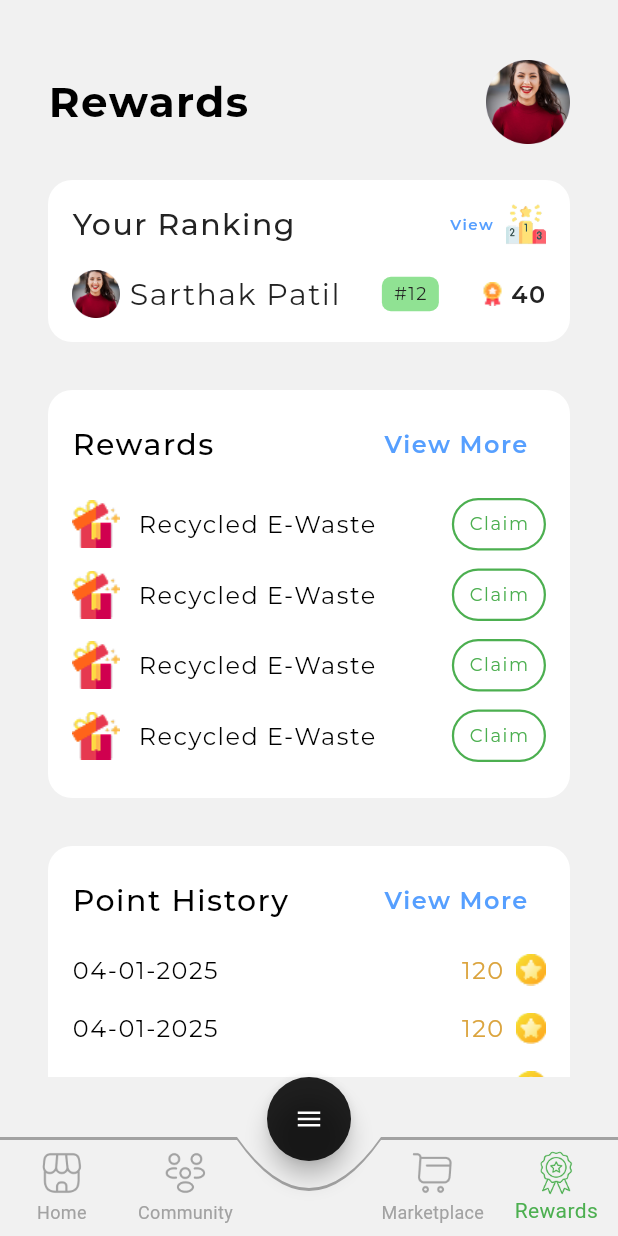
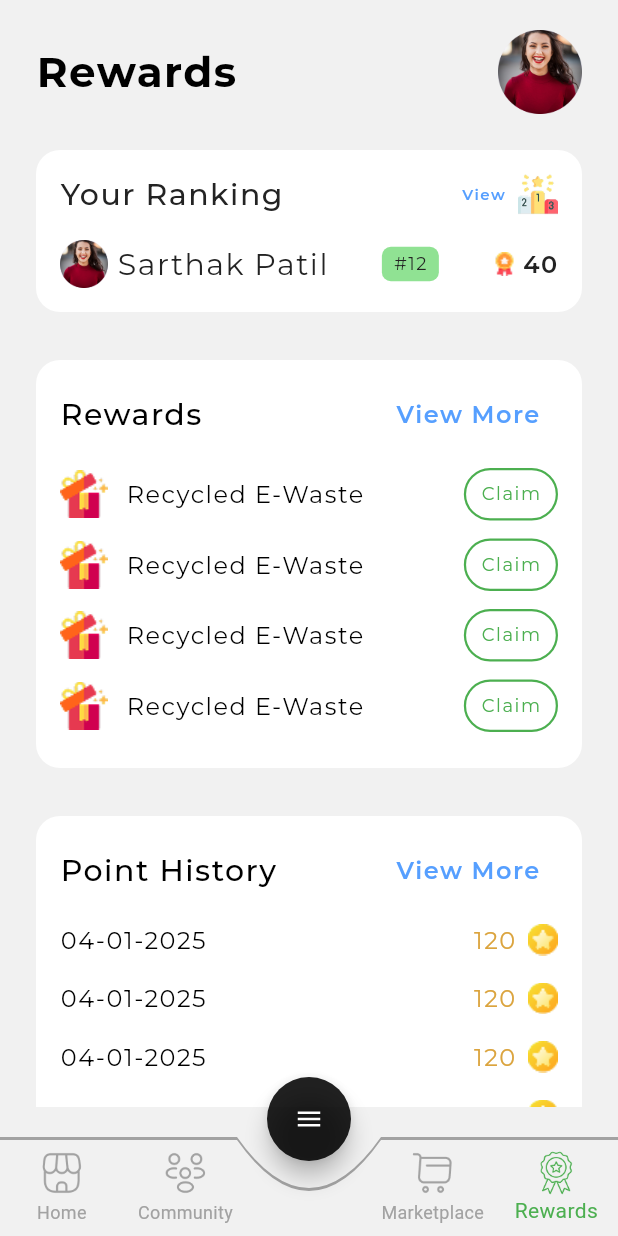
Before and after one commit to Akshit2807/Eco_Cycle, a Flutter app: the NavigationScreen screen opened by its route, swiped to page 4, on a phone screen of 412 x 824 dp. Run offline on Flutter 3.47's test engine with Material 3 defaults, Android fonts, the light colour scheme and no system bars; our stand-ins replace carousel_slider, cloud_firestore, firebase_auth, firebase_core, get, google_fonts and 2 more; accounts and stored records are empty; network calls fail.

Commit message:
Nav Bar Screens UI

```diff
--- a/lib/core/utils/custom_app_bar.dart
+++ b/lib/core/utils/custom_app_bar.dart
@@ -23,7 +23,7 @@ Row customAppBar(
           width: 56,
           height: 28,
           decoration: BoxDecoration(
-              border: Border.all(color: AppColors.green, width: 3),
+              border: Border.all(color: AppColors.green, width: 2),
               borderRadius: BorderRadius.circular(30)),
           child: Row(
             children: [
@@ -47,7 +47,7 @@ Row customAppBar(
           width: 56,
           height: 28,
           decoration: BoxDecoration(
-              border: Border.all(color: AppColors.green, width: 3),
+              border: Border.all(color: AppColors.green, width: 2),
               borderRadius: BorderRadius.circular(30)),
           child: Row(
             children: [
--- a/lib/core/utils/custom_nav_bar.dart
+++ b/lib/core/utils/custom_nav_bar.dart
@@ -28,10 +28,15 @@ class NavigationScreen extends StatelessWidget {
 
         /// Navigation Screens
         body: Padding(
-          padding: const EdgeInsets.symmetric(horizontal: 0, vertical: 40),
+          padding: const EdgeInsets.symmetric(horizontal: 0, vertical: 20),
           child: PageView.builder(
               onPageChanged: (int newIndex) {
                 selectedIndex.value = newIndex;
+                pageController.animateToPage(
+                  newIndex,
+                  duration: const Duration(milliseconds: 300),
+                  curve: Curves.easeInOut,
+                );
               },
               itemCount: 4,
               controller: pageController,
--- a/lib/presentation/dashboard/community_screen.dart
+++ b/lib/presentation/dashboard/community_screen.dart
@@ -16,7 +16,7 @@ class CommunityScreen extends StatelessWidget {
         children: [
           /// App Bar
           Padding(
-            padding: const EdgeInsets.symmetric(horizontal: 32.0, vertical: 0),
+            padding: const EdgeInsets.symmetric(horizontal: 24.0, vertical: 0),
             child: customAppBar(
                 isHome: false,
                 title: "Blogs",
@@ -70,7 +70,7 @@ class CommunityScreen extends StatelessWidget {
                         child: ListView.builder(
                           physics: const BouncingScrollPhysics(),
                           padding: const EdgeInsets.only(
-                              right: 32, left: 32, top: 0),
+                              right: 24, left: 24, top: 0),
                           itemCount: 10,
                           itemBuilder: (context, index) {
                             return communityViews().buildBlogCard();
--- a/lib/presentation/dashboard/home_screen.dart
+++ b/lib/presentation/dashboard/home_screen.dart
@@ -26,7 +26,7 @@ class HomeScreen extends StatelessWidget {
       children: [
         /// App Bar
         Padding(
-          padding: const EdgeInsets.symmetric(horizontal: 32.0),
+          padding: const EdgeInsets.symmetric(horizontal: 24.0),
           child: customAppBar(
               isHome: true,
               title: "Eco Cycle",
--- a/lib/presentation/dashboard/reward_screen.dart
+++ b/lib/presentation/dashboard/reward_screen.dart
@@ -16,7 +16,7 @@ class RewardScreen extends StatelessWidget {
         children: [
           /// App Bar
           Padding(
-            padding: const EdgeInsets.symmetric(horizontal: 32.0),
+            padding: const EdgeInsets.symmetric(horizontal: 24.0),
             child: customAppBar(
                 isHome: false,
                 title: "Rewards",
@@ -36,7 +36,7 @@ class RewardScreen extends StatelessWidget {
           /// Rewards Section
           Container(
             padding: const EdgeInsets.symmetric(horizontal: 16.0, vertical: 12),
-            margin: const EdgeInsets.symmetric(horizontal: 32.0),
+            margin: const EdgeInsets.symmetric(horizontal: 24.0),
             decoration: BoxDecoration(
                 color: Colors.white, borderRadius: BorderRadius.circular(16)),
             child: Column(
@@ -77,7 +77,7 @@ class RewardScreen extends StatelessWidget {
           /// Point History Section
           Container(
             padding: const EdgeInsets.symmetric(horizontal: 16.0, vertical: 12),
-            margin: const EdgeInsets.symmetric(horizontal: 32.0),
+            margin: const EdgeInsets.symmetric(horizontal: 24.0),
             decoration: BoxDecoration(
                 color: Colors.white, borderRadius: BorderRadius.circular(16)),
             child: Column(
--- a/lib/viewmodels/rewards_viewmodel.dart
+++ b/lib/viewmodels/rewards_viewmodel.dart
@@ -8,7 +8,7 @@ class rewardView {
   Padding buildYourRank(
       String name, String rank, String points, ImageProvider prf) {
     return Padding(
-      padding: const EdgeInsets.symmetric(horizontal: 32.0),
+      padding: const EdgeInsets.symmetric(horizontal: 24.0),
       child: Container(
         height: 108,
         alignment: Alignment.topCenter,
--- a/lib/widgets/carousel_slider.dart
+++ b/lib/widgets/carousel_slider.dart
@@ -26,10 +26,12 @@ class _AppCarouselSliderState extends State<AppCarouselSlider> {
       itemCount: widget.imgList.length,
       itemBuilder: (context, index, pageViewIndex) {
         return Container(
+          margin: const EdgeInsets.symmetric(horizontal: 24.0),
           width: double.maxFinite,
           decoration: BoxDecoration(
               borderRadius: BorderRadius.circular(16),
-              image: DecorationImage(image: AssetImage(widget.imgList[index]))),
+              image: DecorationImage(
+                  fit: BoxFit.cover, image: AssetImage(widget.imgList[index]))),
         );
       },
       options: CarouselOptions(
--- a/lib/widgets/search_bar.dart
+++ b/lib/widgets/search_bar.dart
@@ -3,7 +3,7 @@ import 'package:flutter/material.dart';
 
 Padding buildSearchBar() {
   return Padding(
-    padding: const EdgeInsets.only(right: 32, left: 32),
+    padding: const EdgeInsets.only(right: 24, left: 24),
     child: Container(
       decoration: BoxDecoration(
         border: Border.all(color: AppColors.green),
```
Also changed, not shown: lib/presentation/dashboard/marketplace_screen.dart (+5 -6 lines).
